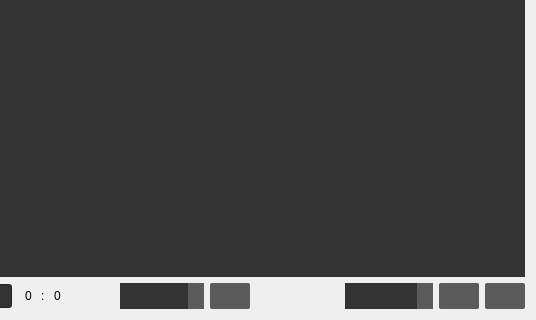
Before: the Qt Designer form AnimRef/Contents/interface/interface.ui in ShirzadBh/AnimRef, drawn with Qt 5; both pictures show x 321 to 857 and y 306 to 626 of the 857 by 626 pixel window.
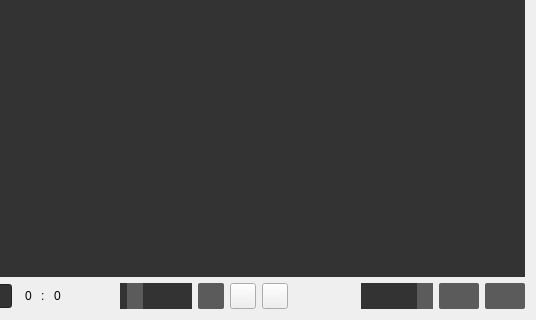
After: the same form once the commit is applied.

Commit message: Adding undo and redo and pen pressure support

```diff
--- a/AnimRef/Contents/interface/interface.ui
+++ b/AnimRef/Contents/interface/interface.ui
@@ -717,7 +717,7 @@
             <number>2</number>
            </property>
            <property name="value">
-            <number>100</number>
+            <number>14</number>
            </property>
            <property name="orientation">
             <enum>Qt::Horizontal</enum>
@@ -731,13 +731,13 @@
            </property>
            <property name="minimumSize">
             <size>
-             <width>0</width>
+             <width>26</width>
              <height>26</height>
             </size>
            </property>
            <property name="maximumSize">
             <size>
-             <width>16777215</width>
+             <width>26</width>
              <height>26</height>
             </size>
            </property>
@@ -779,7 +779,63 @@
             <string/>
            </property>
            <property name="checkable">
+            <bool>false</bool>
+           </property>
+          </widget>
+         </item>
+         <item>
+          <widget class="QPushButton" name="btn_undo">
+           <property name="enabled">
             <bool>true</bool>
+           </property>
+           <property name="minimumSize">
+            <size>
+             <width>26</width>
+             <height>26</height>
+            </size>
+           </property>
+           <property name="maximumSize">
+            <size>
+             <width>26</width>
+             <height>26</height>
+            </size>
+           </property>
+           <property name="styleSheet">
+            <string notr="true">n</string>
+           </property>
+           <property name="text">
+            <string/>
+           </property>
+           <property name="checkable">
+            <bool>false</bool>
+           </property>
+          </widget>
+         </item>
+         <item>
+          <widget class="QPushButton" name="btn_redo">
+           <property name="enabled">
+            <bool>true</bool>
+           </property>
+           <property name="minimumSize">
+            <size>
+             <width>26</width>
+             <height>26</height>
+            </size>
+           </property>
+           <property name="maximumSize">
+            <size>
+             <width>26</width>
+             <height>26</height>
+            </size>
+           </property>
+           <property name="styleSheet">
+            <string notr="true"/>
+           </property>
+           <property name="text">
+            <string/>
+           </property>
+           <property name="checkable">
+            <bool>false</bool>
            </property>
           </widget>
          </item>
```
Left out of the diff: 4 changed lines with no effect on the pictures. The commit also changes 1 other file.
